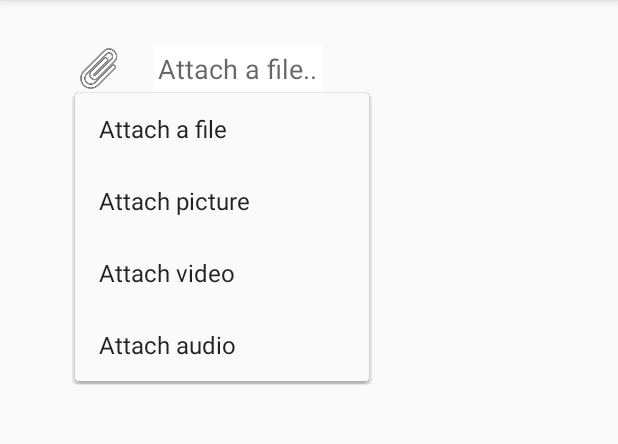
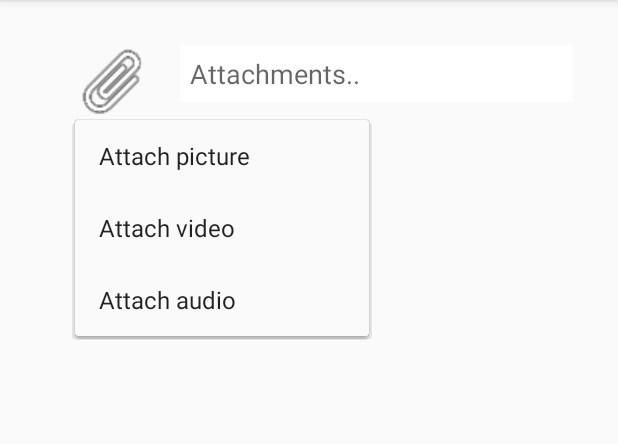
Before and after one commit to MacKakade/MineSafetyDemo, an Android app: the fragment AttachmentsFragment shown on its own in the app's theme, after a tap on an icon or button, on a phone screen of 412 x 824 dp, the part 84-528 px from its top. Run offline under Robolectric (Android 15) with nearby library versions, the light colour scheme and no system bars; 1 statement that could not run was skipped.

Commit message:
attachments like gmail

```diff
--- a/app/src/main/java/com/dmi/minesafety/demo/fragment/AttachmentsFragment.java
+++ b/app/src/main/java/com/dmi/minesafety/demo/fragment/AttachmentsFragment.java
@@ -1,6 +1,4 @@
 package com.dmi.minesafety.demo.fragment;
-
-import com.dmi.minesafety.demo.R;
 
 import android.app.Activity;
 import android.content.Intent;
@@ -20,13 +18,18 @@ import android.view.LayoutInflater;
 import android.view.MenuItem;
 import android.view.View;
 import android.view.ViewGroup;
+import android.view.ViewTreeObserver;
 import android.widget.ImageButton;
 import android.widget.ImageView;
 import android.widget.LinearLayout;
 import android.widget.RelativeLayout;
 import android.widget.TextView;
 
+import com.dmi.minesafety.demo.R;
+
 import java.io.IOException;
+import java.util.ArrayList;
+import java.util.List;
 
 /**
  * A simple {@link android.support.v4.app.Fragment} subclass. Activities that
@@ -38,8 +41,6 @@ import java.io.IOException;
 
 public class AttachmentsFragment extends Fragment {
 
-    View view;
-
     private final int LOAD_FILE_RESULTS = 1;
 
     private final int LOAD_IMAGE_RESULTS = 2;
@@ -49,6 +50,10 @@ public class AttachmentsFragment extends Fragment {
     private final int LOAD_AUDIO_RESULTS = 4;
 
     private LinearLayout attachmentsContainer;
+
+    private List<LinearLayout> pictureContainers = new ArrayList<>();
+
+    private int maxPicturesCount;
 
     public static AttachmentsFragment newInstance() {
         AttachmentsFragment fragment
@@ -68,12 +73,14 @@ public class AttachmentsFragment extends Fragment {
 
     @Override
     public View onCreateView(LayoutInflater inflater, ViewGroup container,
-            Bundle savedInstanceState) {
-        view = inflater
+                             Bundle savedInstanceState) {
+        View view = inflater
                 .inflate(R.layout.layout_citation_step_five, container, false);
         attachmentsContainer = (LinearLayout) view
                 .findViewById(R.id.linear_attachment);
         checkIfHintViewRemoved();
+
+        setCountMaxPictures();
 
         final ImageButton btnAttachFile = (ImageButton) view
                 .findViewById(R.id.btn_attachment);
@@ -91,11 +98,11 @@ public class AttachmentsFragment extends Fragment {
                                 Intent intent;
                                 switch (item.getItemId()) {
 
-                                    case R.id.file:
+//                                    case R.id.file:
 //                                intent = new Intent(Intent.ACTION_PICK);
 //                                intent.setType("file/*");
 //                                startActivityForResult(intent, LOAD_FILE_RESULTS);
-                                        break;
+//                                        break;
 
                                     case R.id.picture:
                                         intent = new Intent(Intent.ACTION_PICK);
@@ -134,7 +141,7 @@ public class AttachmentsFragment extends Fragment {
 
     @Override
     public void onActivityResult(int requestCode, int resultCode,
-            Intent resultIntent) {
+                                 Intent resultIntent) {
 
         LayoutInflater lf = (LayoutInflater) getActivity()
                 .getSystemService(Activity.LAYOUT_INFLATER_SERVICE);
@@ -211,6 +218,7 @@ public class AttachmentsFragment extends Fragment {
                     layoutParams = new LinearLayout.LayoutParams(300, 300);
                     layoutParams.setMargins(10, 10, 10, 10);
                     chipView.setLayoutParams(layoutParams);
+
                     fileName = (TextView) chipView
                             .findViewById(R.id.txv_file_name);
                     TextView fileSize = (TextView) chipView
@@ -229,11 +237,58 @@ public class AttachmentsFragment extends Fragment {
                     delete.setOnClickListener(new View.OnClickListener() {
                         @Override
                         public void onClick(View view) {
-                            attachmentsContainer.removeView(chipView);
+
+                            for (int i = 0; i < pictureContainers.size(); i++) {
+
+                                LinearLayout linearLayout = pictureContainers.get(i);
+                                if (chipView.getParent() == linearLayout) {
+                                    linearLayout.removeView(chipView);
+                                    if (i < pictureContainers.size() - 1) {
+                                        LinearLayout linearLayout1 = pictureContainers.get(i + 1);
+                                        View child = linearLayout1.getChildAt(0);
+                                        linearLayout1.removeViewAt(0);
+                                        linearLayout.addView(child);
+                                        if (linearLayout1.getChildCount() == 0) {
+                                            pictureContainers.remove(linearLayout1);
+                                        }
+                                    }
+                                }
+                            }
                             checkIfHintViewRemoved();
                         }
                     });
-                    attachmentsContainer.addView(chipView);
+
+                    LinearLayout linearLayout = null;
+                    if (pictureContainers.size() > 0) {
+                        linearLayout = pictureContainers.get(pictureContainers.size() - 1);
+
+                        if (linearLayout.getChildCount() < maxPicturesCount) {
+                            linearLayout.addView(chipView);
+                        } else {
+                            linearLayout = new LinearLayout(getActivity());
+                            layoutParams = new LinearLayout.LayoutParams(
+                                    LinearLayout.LayoutParams.MATCH_PARENT,
+                                    LinearLayout.LayoutParams.WRAP_CONTENT);
+                            linearLayout.setLayoutParams(layoutParams);
+                            linearLayout.setOrientation(LinearLayout.HORIZONTAL);
+                            linearLayout.addView(chipView);
+
+                            attachmentsContainer.addView(linearLayout, pictureContainers.size());
+                            pictureContainers.add(linearLayout);
+                        }
+
+                    } else {
+                        linearLayout = new LinearLayout(getActivity());
+                        layoutParams = new LinearLayout.LayoutParams(
+                                LinearLayout.LayoutParams.MATCH_PARENT,
+                                LinearLayout.LayoutParams.WRAP_CONTENT);
+                        linearLayout.setLayoutParams(layoutParams);
+                        linearLayout.setOrientation(LinearLayout.HORIZONTAL);
+                        linearLayout.addView(chipView);
+
+                        attachmentsContainer.addView(linearLayout);
+                        pictureContainers.add(linearLayout);
+                    }
                     break;
 
                 case LOAD_VIDEO_RESULTS:
@@ -408,7 +463,8 @@ public class AttachmentsFragment extends Fragment {
                     LinearLayout.LayoutParams.WRAP_CONTENT);
             layoutParams.setMargins(5, 5, 5, 5);
             textView.setLayoutParams(layoutParams);
-            textView.setHint("Attach a file..");
+            textView.setPadding(5, 5, 5, 5);
+            textView.setHint("Attachments..");
             textView.setTag("hint");
             textView.setTextSize(18);
             textView.setGravity(Gravity.CENTER_VERTICAL);
@@ -417,4 +473,20 @@ public class AttachmentsFragment extends Fragment {
             attachmentsContainer.removeViewAt(0);
         }
     }
+
+    private void setCountMaxPictures() {
+
+        ViewTreeObserver vto = attachmentsContainer.getViewTreeObserver();
+        vto.addOnGlobalLayoutListener(new ViewTreeObserver.OnGlobalLayoutListener() {
+            @Override
+            public void onGlobalLayout() {
+                attachmentsContainer.getViewTreeObserver().removeGlobalOnLayoutListener(this);
+                int width = attachmentsContainer.getMeasuredWidth();
+                maxPicturesCount = width / 320;
+                Log.i("width", "" + width);
+                Log.i("count", "" + maxPicturesCount);
+            }
+        });
+
+    }
 }
--- a/app/src/main/res/layout/layout_citation_step_five.xml
+++ b/app/src/main/res/layout/layout_citation_step_five.xml
@@ -12,8 +12,8 @@
 
         <ImageButton
                 android:id="@+id/btn_attachment"
-                android:layout_width="wrap_content"
-                android:layout_height="wrap_content"
+                android:layout_width="50dp"
+                android:layout_height="50dp"
                 android:layout_alignParentLeft="true"
                 android:background="?android:attr/selectableItemBackground"
                 android:scaleType="fitXY"
@@ -21,7 +21,7 @@
 
         <LinearLayout
                 android:id="@+id/linear_attachment"
-                android:layout_width="wrap_content"
+                android:layout_width="match_parent"
                 android:layout_marginLeft="20dp"
                 android:layout_height="wrap_content"
                 android:layout_toRightOf="@+id/btn_attachment"
--- a/app/src/main/res/menu/menu_popup.xml
+++ b/app/src/main/res/menu/menu_popup.xml
@@ -1,9 +1,9 @@
 <?xml version="1.0" encoding="utf-8"?>
 <menu xmlns:android="http://schemas.android.com/apk/res/android">
 
-    <item
-        android:id="@+id/file"
-        android:title="Attach a file"/>
+    <!--<item-->
+        <!--android:id="@+id/file"-->
+        <!--android:title="Attach a file"/>-->
 
     <item
         android:id="@+id/picture"
```
Also changed, not shown: 1 other file.
